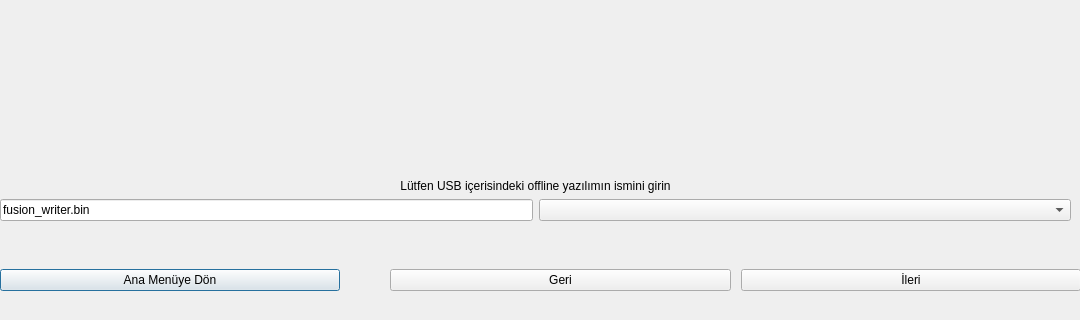
Old version of the form ui/auto_offline/auto_offline_screen.ui in the repository EEEcangorkemgunes/system_controller; both pictures show x 0 to 1080 and y 400 to 720 of the 1080 by 720 pixel window.
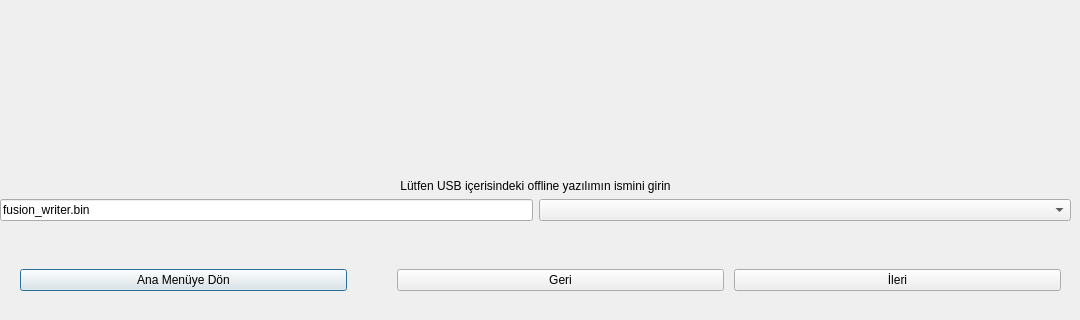
New version of the form.

Commit message: auto_offline page modified

What changed in the file:
```diff
--- a/ui/auto_offline/auto_offline_screen.ui
+++ b/ui/auto_offline/auto_offline_screen.ui
@@ -35,6 +35,12 @@
      <property name="spacing">
       <number>10</number>
      </property>
+     <property name="leftMargin">
+      <number>20</number>
+     </property>
+     <property name="rightMargin">
+      <number>20</number>
+     </property>
      <item>
       <widget class="QPushButton" name="backToMainScreenButton">
        <property name="text">
```
The commit also changes 5 other files.
